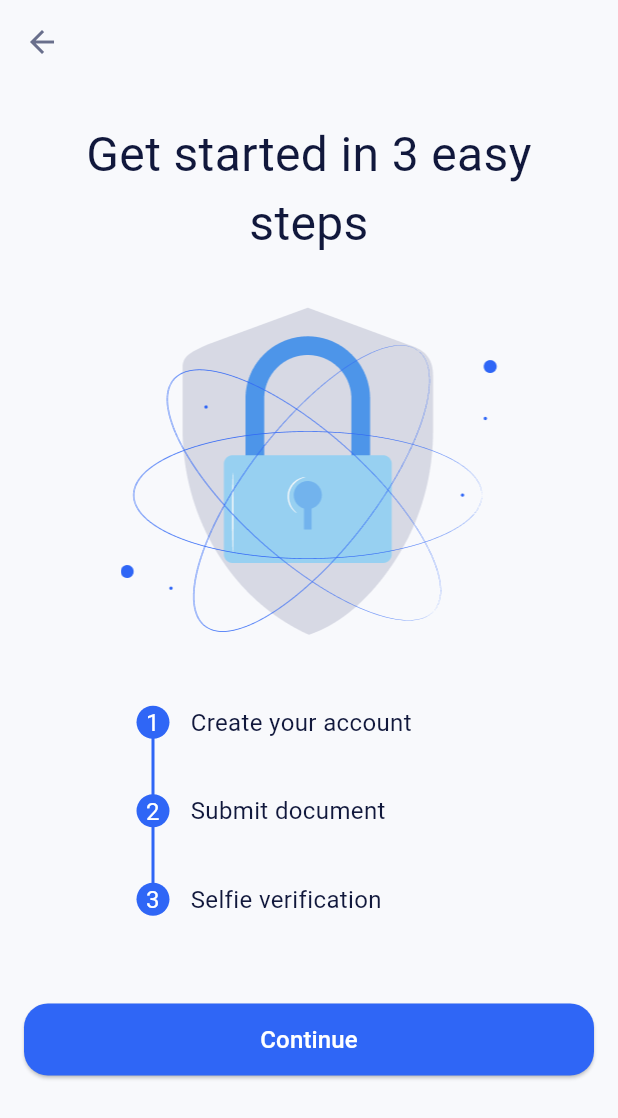
After one commit to bai-93/binanceApp, a Flutter app: the screen it shows after launch, after a tap on "Sign in", on a phone screen of 412 x 824 dp. The commit adds this screen. Shown: the top 1118 px of the screen. Run offline on Flutter 3.47's test engine with Material 3 defaults, Android fonts, the phone set to English and light mode, and no system bars; our stand-ins replace adaptive_theme, bloc, dio, equatable, flutter_bloc, get_it and 5 more; generated files the repository leaves out were written again; network calls fail.

Commit message:
complete design of verification page

```diff
--- a/lib/config/base_widgets/base_stateless.dart
+++ b/lib/config/base_widgets/base_stateless.dart
@@ -2,14 +2,14 @@ import 'package:flutter/material.dart';
 import 'package:sheker/presentation/pages/onboarding/onboarding.dart';
 import 'package:sheker/utilities/app_colors.dart';
 
-enum AppbarType { onboarding, signUp, custom, none }
+enum AppbarType { onboarding, signUp, custom, none, empty }
 
 abstract class BaseScreenStateless extends StatelessWidget {
   Size sizeOfScreen = Size(0.0, 0.0);
 
   BaseScreenStateless({super.key});
 
-  Widget body() {
+  Widget body(BuildContext context) {
     return Container(color: Colors.yellow);
   }
 
@@ -40,6 +40,21 @@ abstract class BaseScreenStateless extends StatelessWidget {
     );
   }
 
+  AppBar emptyAppBar(
+      {Color? backgroundColor, Widget? title, Color? backButtonColor}) {
+    return AppBar(
+      title: title,
+      surfaceTintColor: Colors.transparent,
+      leading: BackButton(
+        color: backButtonColor,
+        style: const ButtonStyle(
+            splashFactory: NoSplash.splashFactory,
+            overlayColor: MaterialStatePropertyAll(Colors.transparent)),
+      ),
+      backgroundColor: backgroundColor ?? AppColors.backgroundWhiteTheme,
+    );
+  }
+
   AppBar? typeOfAppbar({AppbarType type = AppbarType.none}) {
     switch (type) {
       case AppbarType.onboarding:
@@ -48,6 +63,8 @@ abstract class BaseScreenStateless extends StatelessWidget {
         return _signUpAppbar();
       case AppbarType.custom:
         return customAppbar();
+      case AppbarType.empty:
+        return emptyAppBar();
       case AppbarType.none:
         return null;
     }
@@ -64,14 +81,15 @@ abstract class BaseScreenStateless extends StatelessWidget {
       return Scaffold(
         backgroundColor: AppColors.backgroundWhiteTheme,
         appBar: typeOfAppbar(),
-        body: body(),
+        body: body(context),
       );
     } else {
-      return body();
+      return body(context);
     }
   }
 }
 
+//here example how we have to use
 class TestBaseScreenUse extends BaseScreenStateless {
   TestBaseScreenUse({super.key});
 
--- a/lib/config/route/router.dart
+++ b/lib/config/route/router.dart
@@ -3,11 +3,11 @@ import 'package:flutter/material.dart';
 import 'package:sheker/presentation/pages/detail_info_page/graph_detail_main.dart';
 import 'package:sheker/presentation/pages/home_page/crypto_home_list_page.dart';
 import 'package:sheker/presentation/pages/login_page/SecondVersionloginScreen.dart';
+import 'package:sheker/presentation/pages/login_page/signUp/account_creation_verification.dart';
 import 'package:sheker/presentation/pages/onboarding/onboarding.dart';
 import 'package:sheker/presentation/pages/tab_bar/main_part/main_menu_tabBar.dart';
 import 'package:sheker/presentation/pages/wallet_page/wallet_shimmer_page.dart';
-
-import '../../presentation/pages/login_page/SignUp/sign_up_welcome.dart';
+import '../../presentation/pages/login_page/signUp/welcome.dart';
 
 class AppRouter {
   final _rootNavigatorKey = GlobalKey<NavigatorState>(debugLabel: 'root');
@@ -40,11 +40,18 @@ class AppRouter {
           },
         ),
         GoRoute(
-          path: '/sign_up',
-          builder: (context, state) {
-            return SignUpWelcomeScreen();
-          },
-        ),
+            path: '/sign_up',
+            builder: (context, state) {
+              return SignUpWelcomeScreen();
+            },
+            routes: [
+              GoRoute(
+                path: 'account_verification',
+                builder: (context, state) {
+                  return SignUpAccountCreationVerification();
+                },
+              )
+            ]),
         shelRouter()
       ],
     );
--- /dev/null
+++ b/lib/presentation/pages/login_page/signUp/account_creation_verification.dart
@@ -0,0 +1,121 @@
+import 'package:flutter/material.dart';
+import 'package:sheker/config/base_widgets/base_stateless.dart';
+import 'package:sheker/utilities/app_colors.dart';
+
+class SignUpAccountCreationVerification extends BaseScreenStateless {
+  SignUpAccountCreationVerification({super.key});
+
+  @override
+  AppBar? typeOfAppbar({AppbarType type = AppbarType.none}) {
+    return super.typeOfAppbar(type: AppbarType.empty);
+  }
+
+  @override
+  AppBar emptyAppBar(
+      {Color? backgroundColor, Widget? title, Color? backButtonColor}) {
+    return super.emptyAppBar(backButtonColor: AppColors.secondary);
+  }
+
+  @override
+  Widget body(BuildContext context) {
+    return SingleChildScrollView(
+      child: Container(
+        color: AppColors.backgroundWhiteTheme,
+        child: Column(
+          children: [
+            Padding(
+              padding:
+                  const EdgeInsets.only(top: 24.0, left: 16.0, right: 16.0),
+              child: Text(
+                'Get started in 3 easy steps',
+                textAlign: TextAlign.center,
+                style: TextStyle(fontSize: 32.0, color: AppColors.text),
+              ),
+            ),
+            Image.asset('lib/images/login/signup/illustration.png',
+                width: sizeOfScreen.width - 53.0, height: 284),
+            const SizedBox(
+              height: 12.0,
+            ),
+            Padding(
+              padding: const EdgeInsets.only(left: 91.0),
+              child: Stack(
+                children: [
+                  Align(
+                    alignment: Alignment.centerLeft,
+                    child: Padding(
+                      padding: const EdgeInsets.only(top: 22.0, left: 10.0),
+                      child: Container(
+                        height: 120,
+                        width: 2.0,
+                        color: AppColors.onboardingPrimary,
+                      ),
+                    ),
+                  ),
+                  Column(
+                    children: [
+                      stepVerificationsRow('1', 'Create your account'),
+                      const SizedBox(height: 32.0),
+                      stepVerificationsRow('2', 'Submit document'),
+                      const SizedBox(height: 32.0),
+                      stepVerificationsRow('3', 'Selfie verification')
+                    ],
+                  )
+                ],
+              ),
+            ),
+            const SizedBox(height: 56.0),
+            Padding(
+              padding: const EdgeInsets.only(bottom: 98.0),
+              child: ElevatedButton(
+                  onPressed: () {
+                    debugPrint("Continue");
+                  },
+                  style: ElevatedButton.styleFrom(
+                      shape: const RoundedRectangleBorder(
+                          borderRadius:
+                              BorderRadius.all(Radius.circular(16.0))),
+                      fixedSize: Size(sizeOfScreen.width - 32.0, 48.0),
+                      backgroundColor: AppColors.onboardingPrimary,
+                      foregroundColor: Colors.grey.shade200,
+                      splashFactory: NoSplash.splashFactory),
+                  child: Text(
+                    'Continue',
+                    style: TextStyle(color: AppColors.surface, fontSize: 16.0),
+                  )),
+            )
+          ],
+        ),
+      ),
+    );
+  }
+
+  Widget stepVerificationsRow(String number, String title) {
+    return Row(
+      mainAxisAlignment: MainAxisAlignment.start,
+      children: [
+        Container(
+          width: 22.0,
+          height: 22.0,
+          decoration: BoxDecoration(
+              color: AppColors.onboardingPrimary, shape: BoxShape.circle),
+          child: Text(
+            number,
+            softWrap: true,
+            textAlign: TextAlign.center,
+            style: TextStyle(color: AppColors.surface, fontSize: 16.0),
+          ),
+        ),
+        const SizedBox(width: 14.0),
+        Padding(
+          padding: const EdgeInsets.only(top: 2.0, bottom: 2.0),
+          child: Text(
+            title,
+            textAlign: TextAlign.left,
+            style: TextStyle(color: AppColors.text, fontSize: 16.0),
+          ),
+        )
+      ],
+    );
+  }
+}
--- a/lib/presentation/pages/login_page/SignUp/sign_up_welcome.dart
+++ b/lib/presentation/pages/login_page/signUp/welcome.dart
@@ -1,4 +1,5 @@
 import 'package:flutter/material.dart';
+import 'package:go_router/go_router.dart';
 import 'package:sheker/config/base_widgets/base_stateless.dart';
 import 'package:sheker/utilities/app_colors.dart';
 
@@ -11,7 +12,7 @@ class SignUpWelcomeScreen extends BaseScreenStateless {
   }
 
   @override
-  Widget body() {
+  Widget body(BuildContext context) {
     return SingleChildScrollView(
       child: Container(
         color: AppColors.backgroundWhiteTheme,
@@ -76,6 +77,7 @@ class SignUpWelcomeScreen extends BaseScreenStateless {
           ),
           button(() {
             debugPrint('Sign in');
+            context.push('/sign_up/account_verification');
           }, 'Sign in', false),
           const SizedBox(height: 64.0)
         ]),
--- a/lib/presentation/pages/onboarding/onboarding_description.dart
+++ b/lib/presentation/pages/onboarding/onboarding_description.dart
@@ -1,6 +1,5 @@
 import 'package:flutter/material.dart';
 import 'package:go_router/go_router.dart';
-import 'package:sheker/presentation/pages/login_page/SignUp/sign_up_welcome.dart';
 import 'package:sheker/presentation/pages/onboarding/onboarding_center_info.dart';
 import 'package:sheker/utilities/app_colors.dart';
 
```
Also changed, not shown: lib/images/login/signup/1.5x/illustration.png (added), lib/images/login/signup/2.0x/illustration.png (added), lib/images/login/signup/3.0x/illustration.png (added), lib/images/login/signup/illustration.png (added).
